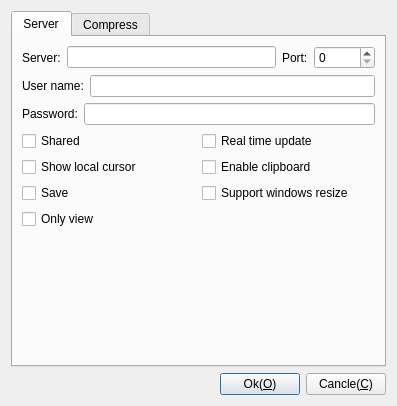
Above: Viewer/Plugins/TigerVnc/DlgSettingsTigerVnc.ui from KangLin/RabbitRemoteControl before the change. Below: the same form after it.
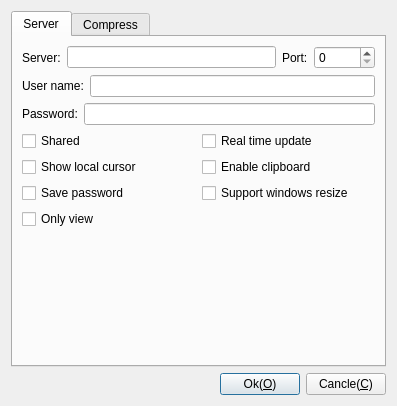
That is the form after the change.

```diff
--- a/Viewer/Plugins/TigerVnc/DlgSettingsTigerVnc.ui
+++ b/Viewer/Plugins/TigerVnc/DlgSettingsTigerVnc.ui
@@ -135,7 +135,7 @@
          <item row="0" column="0">
           <widget class="QCheckBox" name="cbSave">
            <property name="text">
-            <string>Save</string>
+            <string>Save password</string>
            </property>
           </widget>
          </item>
```
